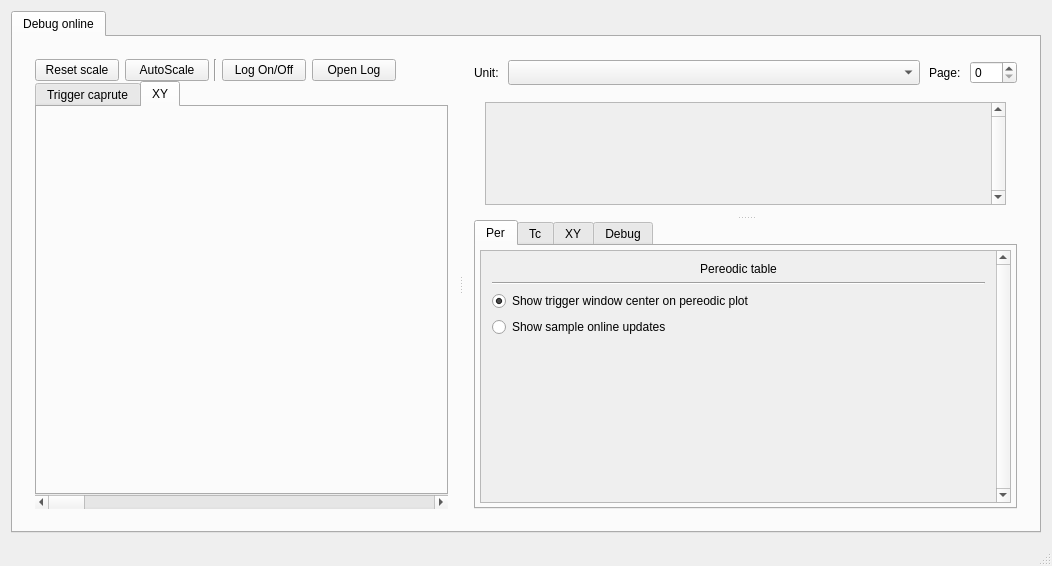
Old version of the form BlackBox/centralwidget.ui in the repository PuninskiyID/BlackBox.
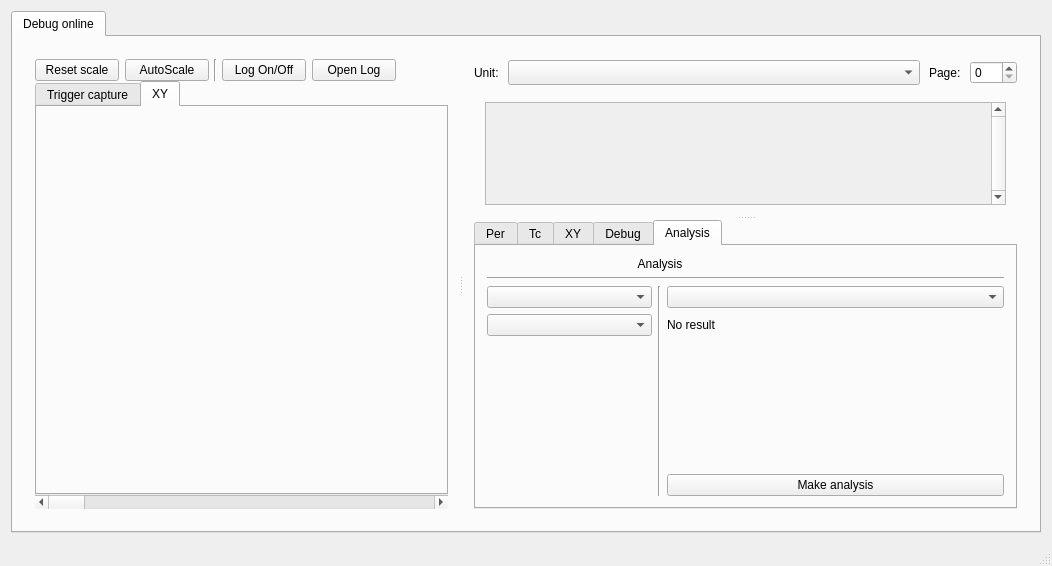
New version of the form. The open tabs and pages were chosen to show the change. Icons and pictures are not drawn.

Commit message: Added analysing and filtering

Diff of the .ui file:
```diff
--- a/BlackBox/centralwidget.ui
+++ b/BlackBox/centralwidget.ui
@@ -172,6 +172,9 @@
               </item>
               <item>
                <widget class="QTabWidget" name="tabWidget_Charts">
+                <property name="enabled">
+                 <bool>true</bool>
+                </property>
                 <property name="sizePolicy">
                  <sizepolicy hsizetype="Minimum" vsizetype="Minimum">
                   <horstretch>0</horstretch>
@@ -207,7 +210,7 @@
                   <bool>false</bool>
                  </property>
                  <attribute name="title">
-                  <string>Trigger caprute</string>
+                  <string>Trigger capture</string>
                  </attribute>
                  <layout class="QHBoxLayout" name="horizontalLayout_7">
                   <property name="spacing">
@@ -485,7 +488,7 @@
                 <enum>QTabWidget::Rounded</enum>
                </property>
                <property name="currentIndex">
-                <number>0</number>
+                <number>4</number>
                </property>
                <property name="elideMode">
                 <enum>Qt::ElideNone</enum>
@@ -532,8 +535,8 @@
                      <rect>
                       <x>0</x>
                       <y>0</y>
-                      <width>473</width>
-                      <height>216</height>
+                      <width>526</width>
+                      <height>189</height>
                      </rect>
                     </property>
                     <layout class="QGridLayout" name="gridLayout_8">
@@ -566,7 +569,7 @@
                      <item row="0" column="0" colspan="2">
                       <widget class="QLabel" name="label_15">
                        <property name="text">
-                        <string>Pereodic table</string>
+                        <string>Periodic table</string>
                        </property>
                        <property name="alignment">
                         <set>Qt::AlignCenter</set>
@@ -583,7 +586,7 @@
                      <item row="2" column="0" colspan="2">
                       <widget class="QRadioButton" name="radioButton_TcCenter">
                        <property name="text">
-                        <string>Show trigger window center on pereodic plot</string>
+                        <string>Show trigger window center on periodic plot</string>
                        </property>
                        <property name="checked">
                         <bool>true</bool>
@@ -1153,6 +1156,191 @@
                  </item>
                 </layout>
                </widget>
+               <widget class="QWidget" name="tab_analysis">
+                <attribute name="title">
+                 <string>Analysis</string>
+                </attribute>
+                <layout class="QGridLayout" name="gridLayout_6">
+                 <item row="2" column="1" rowspan="4">
+                  <widget class="Line" name="line_3">
+                   <property name="sizePolicy">
+                    <sizepolicy hsizetype="Fixed" vsizetype="Preferred">
+                     <horstretch>0</horstretch>
+                     <verstretch>0</verstretch>
+                    </sizepolicy>
+                   </property>
+                   <property name="orientation">
+                    <enum>Qt::Vertical</enum>
+                   </property>
+                  </widget>
+                 </item>
+                 <item row="2" column="0">
+                  <widget class="QComboBox" name="analysisSignalName">
+                   <property name="placeholderText">
+                    <string>Signal type</string>
+                   </property>
+                  </widget>
+                 </item>
+                 <item row="4" column="2">
+                  <spacer name="verticalSpacer_3">
+                   <property name="orientation">
+                    <enum>Qt::Vertical</enum>
+                   </property>
+                   <property name="sizeHint" stdset="0">
+                    <size>
+                     <width>20</width>
+                     <height>40</height>
+                    </size>
+                   </property>
+                  </spacer>
+                 </item>
+                 <item row="0" column="0" colspan="3">
+                  <widget class="QLabel" name="label_10">
+                   <property name="text">
+                    <string>Analysis</string>
+                   </property>
+                   <property name="alignment">
+                    <set>Qt::AlignCenter</set>
+                   </property>
+                  </widget>
+                 </item>
+                 <item row="4" column="0">
+                  <spacer name="verticalSpacer_2">
+                   <property name="orientation">
+                    <enum>Qt::Vertical</enum>
+                   </property>
+                   <property name="sizeHint" stdset="0">
+                    <size>
+                     <width>20</width>
+                     <height>40</height>
+                    </size>
+                   </property>
+                  </spacer>
+                 </item>
+                 <item row="2" column="2" colspan="2">
+                  <widget class="QComboBox" name="analysisTypeBox">
+                   <property name="currentIndex">
+                    <number>-1</number>
+                   </property>
+                   <property name="placeholderText">
+                    <string>Analyse type</string>
+                   </property>
+                   <item>
+                    <property name="text">
+                     <string>None</string>
+                    </property>
+                   </item>
+                   <item>
+                    <property name="text">
+                     <string>FFT</string>
+                    </property>
+                   </item>
+                   <item>
+                    <property name="text">
+                     <string>Magnitude</string>
+                    </property>
+                   </item>
+                   <item>
+                    <property name="text">
+                     <string>Peaks</string>
+                    </property>
+                   </item>
+                   <item>
+                    <property name="text">
+                     <string>Edges</string>
+                    </property>
+                   </item>
+                   <item>
+                    <property name="text">
+                     <string>Outliers</string>
+                    </property>
+                   </item>
+                   <item>
+                    <property name="text">
+                     <string>Mean</string>
+                    </property>
+                   </item>
+                   <item>
+                    <property name="text">
+                     <string>StandardDeviation</string>
+                    </property>
+                   </item>
+                  </widget>
+                 </item>
+                 <item row="1" column="0" colspan="4">
+                  <widget class="Line" name="line_2">
+                   <property name="orientation">
+                    <enum>Qt::Horizontal</enum>
+                   </property>
+                  </widget>
+                 </item>
+                 <item row="3" column="0">
+                  <widget class="QComboBox" name="filterTypeSelectBox">
+                   <property name="currentText">
+                    <string/>
+                   </property>
+                   <property name="maxVisibleItems">
+                    <number>5</number>
+                   </property>
+                   <property name="minimumContentsLength">
+                    <number>0</number>
+                   </property>
+                   <property name="placeholderText">
+                    <string>Filtering type</string>
+                   </property>
+                   <item>
+                    <property name="text">
+                     <string>None</string>
+                    </property>
+                   </item>
+                   <item>
+                    <property name="text">
+                     <string>MovingAverage</string>
+                    </property>
+                   </item>
+                   <item>
+                    <property name="text">
+                     <string>MedianFilter</string>
+                    </property>
+                   </item>
+                   <item>
+                    <property name="text">
+                     <string>ExponentialSmoothing</string>
+                    </property>
+                   </item>
+                   <item>
+                    <property name="text">
+                     <string>HighPassFilter</string>
+                    </property>
+                   </item>
+                   <item>
+                    <property name="text">
+                     <string>BandPassFilter</string>
+                    </property>
+                   </item>
+                   <item>
+                    <property name="text">
+                     <string>OutlierRemoval</string>
+                    </property>
+                   </item>
+                  </widget>
+                 </item>
+                 <item row="5" column="2" colspan="2">
+                  <widget class="QPushButton" name="makeAnalysisButton">
+                   <property name="text">
+                    <string>Make analysis</string>
+                   </property>
+                  </widget>
+                 </item>
+                 <item row="3" column="2" colspan="2">
+                  <widget class="QLabel" name="analysisResultLabel">
+                   <property name="text">
+                    <string>No result</string>
+                   </property>
+                  </widget>
+                 </item>
+                </layout>
+               </widget>
               </widget>
              </widget>
             </item>
```
Left out of the diff: 25 changed lines with no effect on the pictures. The commit also changes 12 other files.
